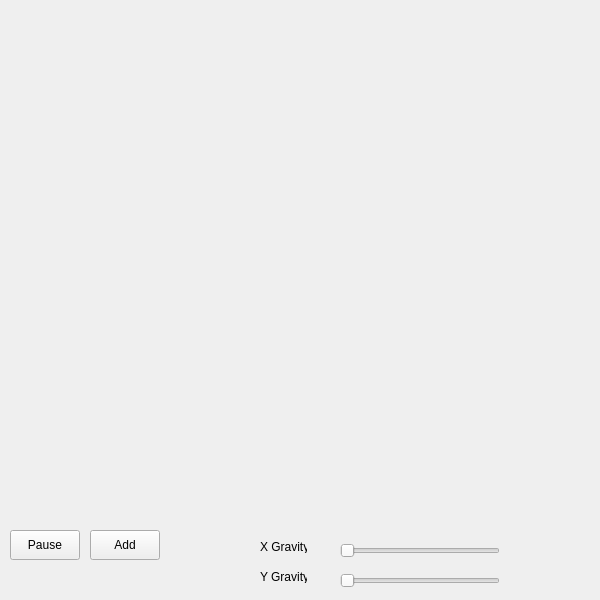
MikeKneeB/BallSimulation, file balls/mainwindow.ui: the form before one commit.
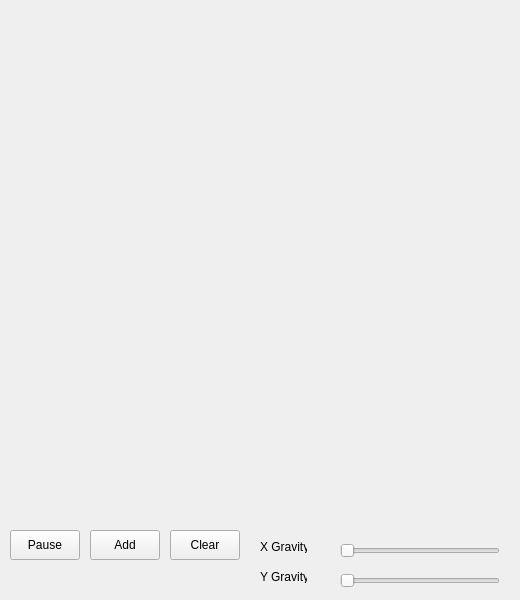
The form after the commit.

Diff of the .ui file:
```diff
--- a/balls/mainwindow.ui
+++ b/balls/mainwindow.ui
@@ -6,7 +6,7 @@
    <rect>
     <x>0</x>
     <y>0</y>
-    <width>600</width>
+    <width>520</width>
     <height>600</height>
    </rect>
   </property>
@@ -92,6 +92,19 @@
      <string>Y Gravity</string>
     </property>
    </widget>
+   <widget class="QPushButton" name="pushButton_3">
+    <property name="geometry">
+     <rect>
+      <x>170</x>
+      <y>530</y>
+      <width>70</width>
+      <height>30</height>
+     </rect>
+    </property>
+    <property name="text">
+     <string>Clear</string>
+    </property>
+   </widget>
   </widget>
  </widget>
  <layoutdefault spacing="6" margin="11"/>
```
